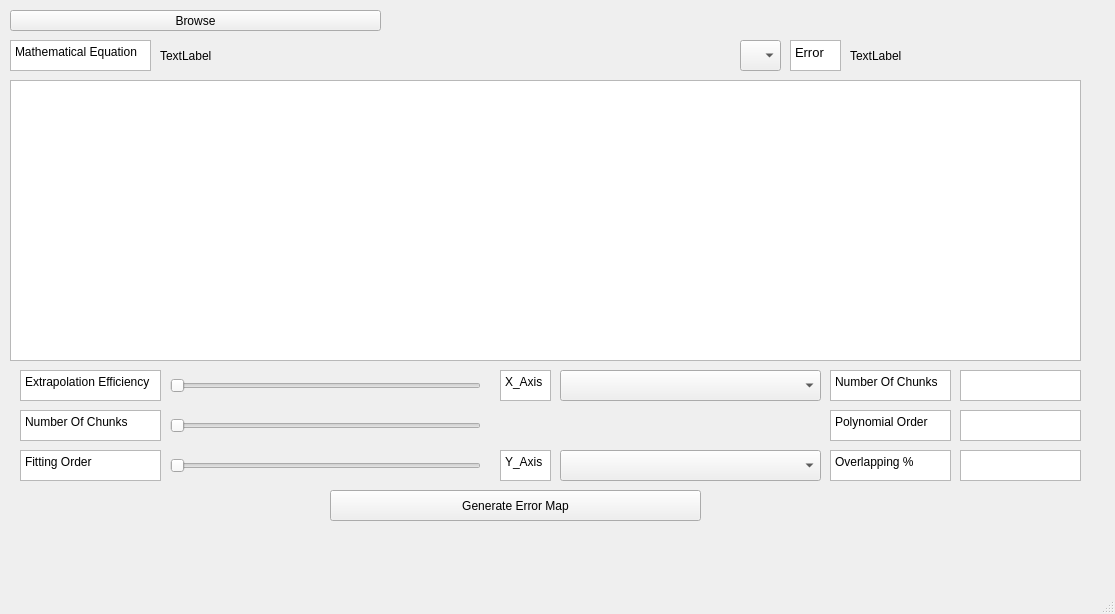
Old version of the form Task4 - Interpolation & Curve Fitting/task4.ui in the repository jemmyyy/dsptasks.
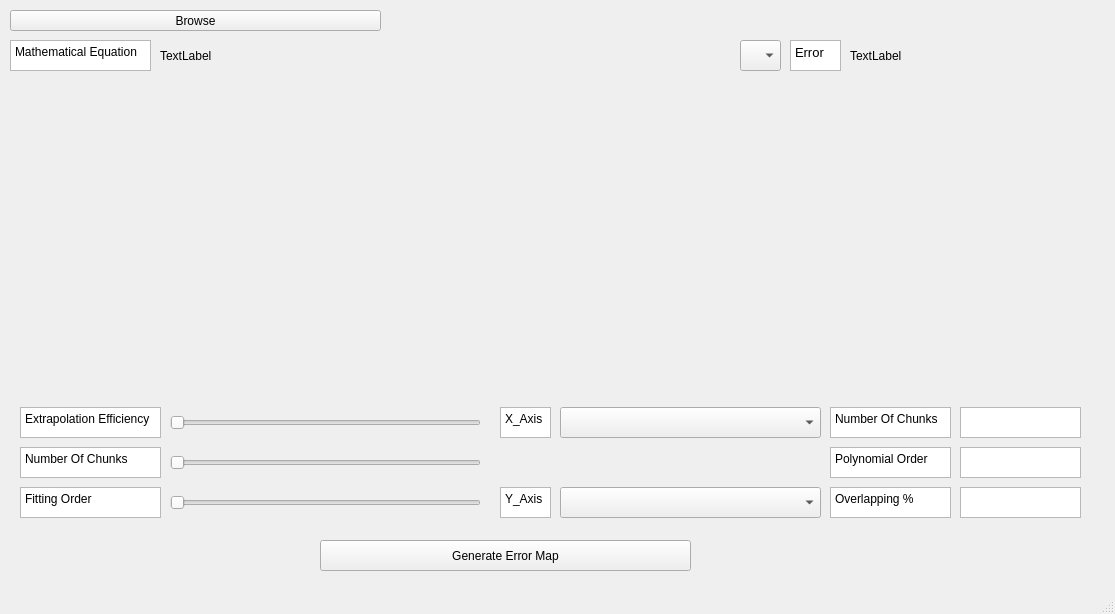
New version of the form. Icons and pictures are not drawn.

Commit message: fitting and plotting

The edit to the form file:
```diff
--- a/Task4 - Interpolation & Curve Fitting/task4.ui
+++ b/Task4 - Interpolation & Curve Fitting/task4.ui
@@ -2091,16 +2091,6 @@
      <string>TextLabel</string>
     </property>
    </widget>
-   <widget class="QGraphicsView" name="PlotgraphicsView">
-    <property name="geometry">
-     <rect>
-      <x>10</x>
-      <y>80</y>
-      <width>1071</width>
-      <height>281</height>
-     </rect>
-    </property>
-   </widget>
    <widget class="QComboBox" name="comboBox">
     <property name="geometry">
      <rect>
@@ -2162,7 +2152,7 @@
     <property name="geometry">
      <rect>
       <x>170</x>
-      <y>370</y>
+      <y>407</y>
       <width>311</width>
       <height>31</height>
      </rect>
@@ -2175,7 +2165,7 @@
     <property name="geometry">
      <rect>
       <x>170</x>
-      <y>410</y>
+      <y>447</y>
       <width>311</width>
       <height>31</height>
      </rect>
@@ -2188,7 +2178,7 @@
     <property name="geometry">
      <rect>
       <x>170</x>
-      <y>450</y>
+      <y>487</y>
       <width>311</width>
       <height>31</height>
      </rect>
@@ -2201,7 +2191,7 @@
     <property name="geometry">
      <rect>
       <x>560</x>
-      <y>370</y>
+      <y>407</y>
       <width>261</width>
       <height>31</height>
      </rect>
@@ -2211,7 +2201,7 @@
     <property name="geometry">
      <rect>
       <x>560</x>
-      <y>450</y>
+      <y>487</y>
       <width>261</width>
       <height>31</height>
      </rect>
@@ -2221,7 +2211,7 @@
     <property name="geometry">
      <rect>
       <x>500</x>
-      <y>450</y>
+      <y>487</y>
       <width>51</width>
       <height>31</height>
      </rect>
@@ -2230,7 +2220,7 @@
      <string>&lt;!DOCTYPE HTML PUBLIC &quot;-//W3C//DTD HTML 4.0//EN&quot; &quot;http://www.w3.org/TR/REC-html40/strict.dtd&quot;&gt;
 &lt;html&gt;&lt;head&gt;&lt;meta name=&quot;qrichtext&quot; content=&quot;1&quot; /&gt;&lt;style type=&quot;text/css&quot;&gt;
 p, li { white-space: pre-wrap; }
-&lt;/style&gt;&lt;/head&gt;&lt;body style=&quot; font-family:'MS Shell Dlg 2'; font-size:8.25pt; font-weight:400; font-style:normal;&quot;&gt;
+&lt;/style&gt;&lt;/head&gt;&lt;body style=&quot; font-family:'MS Shell Dlg 2'; font-size:8pt; font-weight:400; font-style:normal;&quot;&gt;
 &lt;p style=&quot; margin-top:0px; margin-bottom:0px; margin-left:0px; margin-right:0px; -qt-block-indent:0; text-indent:0px;&quot;&gt;&lt;span style=&quot; font-size:9pt;&quot;&gt;Y_Axis&lt;/span&gt;&lt;/p&gt;&lt;/body&gt;&lt;/html&gt;</string>
     </property>
    </widget>
@@ -2238,7 +2228,7 @@
     <property name="geometry">
      <rect>
       <x>500</x>
-      <y>370</y>
+      <y>407</y>
       <width>51</width>
       <height>31</height>
      </rect>
@@ -2247,7 +2237,7 @@
      <string>&lt;!DOCTYPE HTML PUBLIC &quot;-//W3C//DTD HTML 4.0//EN&quot; &quot;http://www.w3.org/TR/REC-html40/strict.dtd&quot;&gt;
 &lt;html&gt;&lt;head&gt;&lt;meta name=&quot;qrichtext&quot; content=&quot;1&quot; /&gt;&lt;style type=&quot;text/css&quot;&gt;
 p, li { white-space: pre-wrap; }
-&lt;/style&gt;&lt;/head&gt;&lt;body style=&quot; font-family:'MS Shell Dlg 2'; font-size:8.25pt; font-weight:400; font-style:normal;&quot;&gt;
+&lt;/style&gt;&lt;/head&gt;&lt;body style=&quot; font-family:'MS Shell Dlg 2'; font-size:8pt; font-weight:400; font-style:normal;&quot;&gt;
 &lt;p style=&quot; margin-top:0px; margin-bottom:0px; margin-left:0px; margin-right:0px; -qt-block-indent:0; text-indent:0px;&quot;&gt;&lt;span style=&quot; font-size:9pt;&quot;&gt;X_Axis&lt;/span&gt;&lt;/p&gt;&lt;/body&gt;&lt;/html&gt;</string>
     </property>
    </widget>
@@ -2255,7 +2245,7 @@
     <property name="geometry">
      <rect>
       <x>20</x>
-      <y>370</y>
+      <y>407</y>
       <width>141</width>
       <height>31</height>
      </rect>
@@ -2264,7 +2254,7 @@
      <string>&lt;!DOCTYPE HTML PUBLIC &quot;-//W3C//DTD HTML 4.0//EN&quot; &quot;http://www.w3.org/TR/REC-html40/strict.dtd&quot;&gt;
 &lt;html&gt;&lt;head&gt;&lt;meta name=&quot;qrichtext&quot; content=&quot;1&quot; /&gt;&lt;style type=&quot;text/css&quot;&gt;
 p, li { white-space: pre-wrap; }
-&lt;/style&gt;&lt;/head&gt;&lt;body style=&quot; font-family:'MS Shell Dlg 2'; font-size:8.25pt; font-weight:400; font-style:normal;&quot;&gt;
+&lt;/style&gt;&lt;/head&gt;&lt;body style=&quot; font-family:'MS Shell Dlg 2'; font-size:8pt; font-weight:400; font-style:normal;&quot;&gt;
 &lt;p style=&quot; margin-top:0px; margin-bottom:0px; margin-left:0px; margin-right:0px; -qt-block-indent:0; text-indent:0px;&quot;&gt;&lt;span style=&quot; font-size:9pt;&quot;&gt;Extrapolation Efficiency&lt;/span&gt;&lt;/p&gt;&lt;/body&gt;&lt;/html&gt;</string>
     </property>
    </widget>
@@ -2272,7 +2262,7 @@
     <property name="geometry">
      <rect>
       <x>20</x>
-      <y>410</y>
+      <y>447</y>
       <width>141</width>
       <height>31</height>
      </rect>
@@ -2281,7 +2271,7 @@
      <string>&lt;!DOCTYPE HTML PUBLIC &quot;-//W3C//DTD HTML 4.0//EN&quot; &quot;http://www.w3.org/TR/REC-html40/strict.dtd&quot;&gt;
 &lt;html&gt;&lt;head&gt;&lt;meta name=&quot;qrichtext&quot; content=&quot;1&quot; /&gt;&lt;style type=&quot;text/css&quot;&gt;
 p, li { white-space: pre-wrap; }
-&lt;/style&gt;&lt;/head&gt;&lt;body style=&quot; font-family:'MS Shell Dlg 2'; font-size:8.25pt; font-weight:400; font-style:normal;&quot;&gt;
+&lt;/style&gt;&lt;/head&gt;&lt;body style=&quot; font-family:'MS Shell Dlg 2'; font-size:8pt; font-weight:400; font-style:normal;&quot;&gt;
 &lt;p style=&quot; margin-top:0px; margin-bottom:0px; margin-left:0px; margin-right:0px; -qt-block-indent:0; text-indent:0px;&quot;&gt;&lt;span style=&quot; font-size:9pt;&quot;&gt;Number Of Chunks&lt;/span&gt;&lt;/p&gt;&lt;/body&gt;&lt;/html&gt;</string>
     </property>
    </widget>
@@ -2289,7 +2279,7 @@
     <property name="geometry">
      <rect>
       <x>20</x>
-      <y>450</y>
+      <y>487</y>
       <width>141</width>
       <height>31</height>
      </rect>
@@ -2298,7 +2288,7 @@
      <string>&lt;!DOCTYPE HTML PUBLIC &quot;-//W3C//DTD HTML 4.0//EN&quot; &quot;http://www.w3.org/TR/REC-html40/strict.dtd&quot;&gt;
 &lt;html&gt;&lt;head&gt;&lt;meta name=&quot;qrichtext&quot; content=&quot;1&quot; /&gt;&lt;style type=&quot;text/css&quot;&gt;
 p, li { white-space: pre-wrap; }
-&lt;/style&gt;&lt;/head&gt;&lt;body style=&quot; font-family:'MS Shell Dlg 2'; font-size:8.25pt; font-weight:400; font-style:normal;&quot;&gt;
+&lt;/style&gt;&lt;/head&gt;&lt;body style=&quot; font-family:'MS Shell Dlg 2'; font-size:8pt; font-weight:400; font-style:normal;&quot;&gt;
 &lt;p style=&quot; margin-top:0px; margin-bottom:0px; margin-left:0px; margin-right:0px; -qt-block-indent:0; text-indent:0px;&quot;&gt;&lt;span style=&quot; font-size:9pt;&quot;&gt;Fitting Order&lt;/span&gt;&lt;/p&gt;&lt;/body&gt;&lt;/html&gt;</string>
     </property>
    </widget>
@@ -2306,7 +2296,7 @@
     <property name="geometry">
      <rect>
       <x>830</x>
-      <y>370</y>
+      <y>407</y>
       <width>121</width>
       <height>31</height>
      </rect>
@@ -2315,7 +2305,7 @@
      <string>&lt;!DOCTYPE HTML PUBLIC &quot;-//W3C//DTD HTML 4.0//EN&quot; &quot;http://www.w3.org/TR/REC-html40/strict.dtd&quot;&gt;
 &lt;html&gt;&lt;head&gt;&lt;meta name=&quot;qrichtext&quot; content=&quot;1&quot; /&gt;&lt;style type=&quot;text/css&quot;&gt;
 p, li { white-space: pre-wrap; }
-&lt;/style&gt;&lt;/head&gt;&lt;body style=&quot; font-family:'MS Shell Dlg 2'; font-size:8.25pt; font-weight:400; font-style:normal;&quot;&gt;
+&lt;/style&gt;&lt;/head&gt;&lt;body style=&quot; font-family:'MS Shell Dlg 2'; font-size:8pt; font-weight:400; font-style:normal;&quot;&gt;
 &lt;p style=&quot; margin-top:0px; margin-bottom:0px; margin-left:0px; margin-right:0px; -qt-block-indent:0; text-indent:0px;&quot;&gt;&lt;span style=&quot; font-size:9pt;&quot;&gt;Number Of Chunks&lt;/span&gt;&lt;/p&gt;&lt;/body&gt;&lt;/html&gt;</string>
     </property>
    </widget>
@@ -2323,7 +2313,7 @@
     <property name="geometry">
      <rect>
       <x>960</x>
-      <y>370</y>
+      <y>407</y>
       <width>121</width>
       <height>31</height>
      </rect>
@@ -2333,7 +2323,7 @@
     <property name="geometry">
      <rect>
       <x>830</x>
-      <y>410</y>
+      <y>447</y>
       <width>121</width>
       <height>31</height>
      </rect>
@@ -2342,7 +2332,7 @@
      <string>&lt;!DOCTYPE HTML PUBLIC &quot;-//W3C//DTD HTML 4.0//EN&quot; &quot;http://www.w3.org/TR/REC-html40/strict.dtd&quot;&gt;
 &lt;html&gt;&lt;head&gt;&lt;meta name=&quot;qrichtext&quot; content=&quot;1&quot; /&gt;&lt;style type=&quot;text/css&quot;&gt;
 p, li { white-space: pre-wrap; }
-&lt;/style&gt;&lt;/head&gt;&lt;body style=&quot; font-family:'MS Shell Dlg 2'; font-size:8.25pt; font-weight:400; font-style:normal;&quot;&gt;
+&lt;/style&gt;&lt;/head&gt;&lt;body style=&quot; font-family:'MS Shell Dlg 2'; font-size:8pt; font-weight:400; font-style:normal;&quot;&gt;
 &lt;p style=&quot; margin-top:0px; margin-bottom:0px; margin-left:0px; margin-right:0px; -qt-block-indent:0; text-indent:0px;&quot;&gt;&lt;span style=&quot; font-size:9pt;&quot;&gt;Polynomial Order&lt;/span&gt;&lt;/p&gt;&lt;/body&gt;&lt;/html&gt;</string>
     </property>
    </widget>
@@ -2350,7 +2340,7 @@
     <property name="geometry">
      <rect>
       <x>960</x>
-      <y>410</y>
+      <y>447</y>
       <width>121</width>
       <height>31</height>
      </rect>
@@ -2360,7 +2350,7 @@
     <property name="geometry">
      <rect>
       <x>830</x>
-      <y>450</y>
+      <y>487</y>
       <width>121</width>
       <height>31</height>
      </rect>
@@ -2369,7 +2359,7 @@
      <string>&lt;!DOCTYPE HTML PUBLIC &quot;-//W3C//DTD HTML 4.0//EN&quot; &quot;http://www.w3.org/TR/REC-html40/strict.dtd&quot;&gt;
 &lt;html&gt;&lt;head&gt;&lt;meta name=&quot;qrichtext&quot; content=&quot;1&quot; /&gt;&lt;style type=&quot;text/css&quot;&gt;
 p, li { white-space: pre-wrap; }
-&lt;/style&gt;&lt;/head&gt;&lt;body style=&quot; font-family:'MS Shell Dlg 2'; font-size:8.25pt; font-weight:400; font-style:normal;&quot;&gt;
+&lt;/style&gt;&lt;/head&gt;&lt;body style=&quot; font-family:'MS Shell Dlg 2'; font-size:8pt; font-weight:400; font-style:normal;&quot;&gt;
 &lt;p style=&quot; margin-top:0px; margin-bottom:0px; margin-left:0px; margin-right:0px; -qt-block-indent:0; text-indent:0px;&quot;&gt;&lt;span style=&quot; font-size:9pt;&quot;&gt;Overlapping %&lt;/span&gt;&lt;/p&gt;&lt;/body&gt;&lt;/html&gt;</string>
     </property>
    </widget>
@@ -2377,7 +2367,7 @@
     <property name="geometry">
      <rect>
       <x>960</x>
-      <y>450</y>
+      <y>487</y>
       <width>121</width>
       <height>31</height>
      </rect>
@@ -2386,8 +2376,8 @@
    <widget class="QPushButton" name="pushButton">
     <property name="geometry">
      <rect>
-      <x>330</x>
-      <y>490</y>
+      <x>320</x>
+      <y>540</y>
       <width>371</width>
       <height>31</height>
      </rect>
```
Left out of the diff: 19 changed lines with no effect on the pictures. The commit also changes 1 other file.
